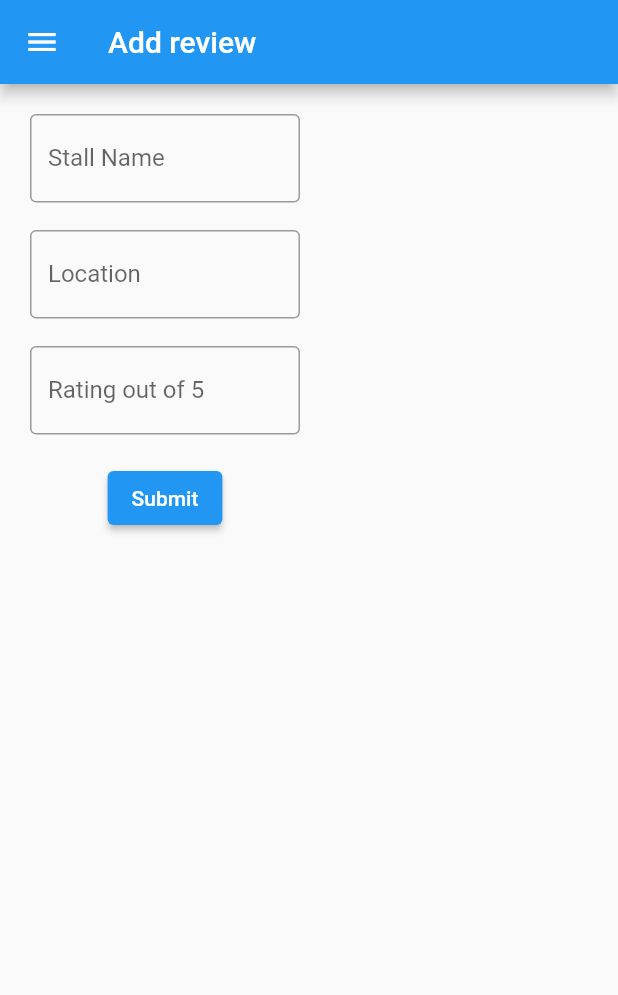
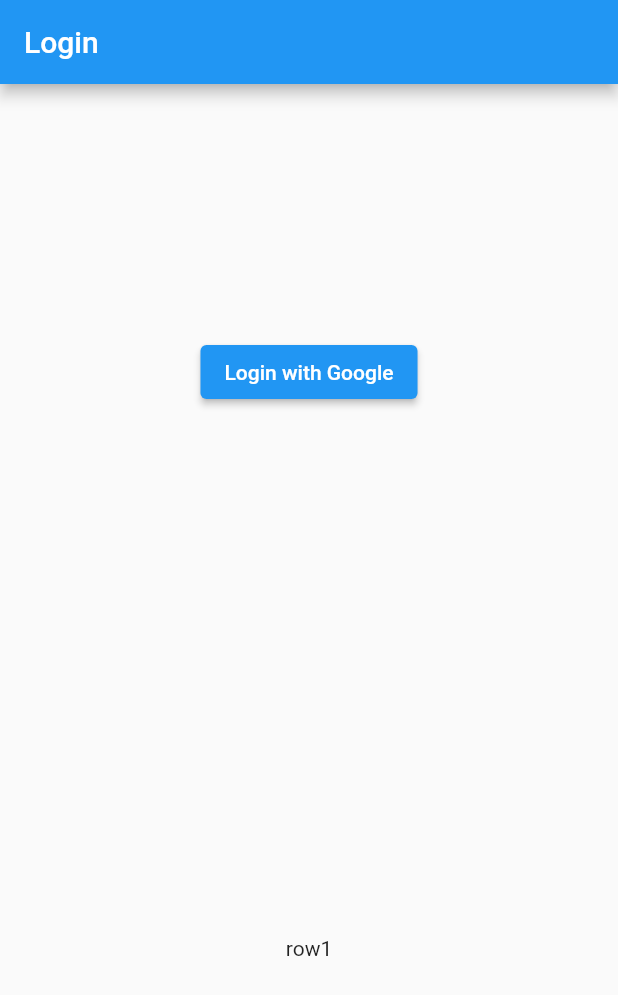
Before and after one commit to zsiggg/MapFood, a Flutter app: the screen it shows after launch, on a phone screen of 412 x 824 dp. Shown: the top 995 px of the screen. Run offline on Flutter 3.47's test engine with Material 2 defaults, Android fonts, the phone set to English and light mode, and no system bars; our stand-ins replace firebase_auth, firebase_core, google_maps_flutter, google_sign_in; accounts and stored records are empty.

Commit message:
feat: login to google
if user is not logged in, show login in page with button to login with google
if logged in, show homepage immediately
once logged out, show login page again

```diff
--- /dev/null
+++ b/lib/auth/login_screen.dart
@@ -0,0 +1,49 @@
+import 'package:firebase_auth/firebase_auth.dart';
+import 'package:flutter/material.dart';
+import 'package:flutter/src/foundation/key.dart';
+import 'package:flutter/src/widgets/framework.dart';
+import 'package:myapp/auth/auth.dart';
+
+class LoginScreen extends StatelessWidget {
+  const LoginScreen({Key? key}) : super(key: key);
+
+  Widget inputField() {
+    return const TextField();
+  }
+
+  @override
+  Widget build(BuildContext context) {
+    return Scaffold(
+      appBar: AppBar(
+        title: const Text("Login"),
+      ),
+      body: Container(
+        alignment: Alignment.center,
+        child: Column(
+          mainAxisAlignment: MainAxisAlignment.center,
+          children: [
+            Flexible(
+              flex: 1,
+              child: Container(
+                alignment: Alignment.center,
+                child: ElevatedButton(
+                  child: const Text('Login with Google'),
+                  onPressed: () async {
+                    await Auth().signInWithGoogle();
+                  },
+                ),
+              ),
+            ),
+            Flexible(
+              flex: 1,
+              child: Container(
+                alignment: Alignment.center,
+                child: const Text('row1'),
+              ),
+            ),
+          ],
+        ),
+      ),
+    );
+  }
+}
--- /dev/null
+++ b/lib/home.dart
@@ -0,0 +1,33 @@
+import 'package:firebase_auth/firebase_auth.dart';
+import 'package:flutter/material.dart';
+import 'package:myapp/add/add_screen.dart';
+import 'package:myapp/app_drawer.dart';
+import 'package:myapp/list/list_screen.dart';
+import 'package:myapp/map/map_screen.dart';
+import 'package:firebase_core/firebase_core.dart';
+import 'firebase_options.dart';
+import 'package:myapp/auth/auth.dart';
+
+class Home extends StatefulWidget {
+  const Home({Key? key}) : super(key: key);
+
+  @override
+  State<Home> createState() => _HomeState();
+}
+
+class _HomeState extends State<Home> {
+  @override
+  Widget build(BuildContext context) {
+    return MaterialApp(
+        title: "MapFood",
+        home: Scaffold(
+          appBar: AppBar(title: const Text("MapFood")),
+          drawer: const AppDrawer(),
+        ),
+        routes: {
+          '/add': (context) => const AddScreen(),
+          '/list': (context) => const ListScreen(),
+          '/map': (context) => MapSample(),
+        });
+  }
+}
--- a/lib/main.dart
+++ b/lib/main.dart
@@ -2,18 +2,20 @@ import 'package:firebase_auth/firebase_auth.dart';
 import 'package:flutter/material.dart';
 import 'package:myapp/add/add_screen.dart';
 import 'package:myapp/app_drawer.dart';
+import 'package:myapp/auth/login_screen.dart';
 import 'package:myapp/list/list_screen.dart';
 import 'package:myapp/map/map_screen.dart';
 import 'package:firebase_core/firebase_core.dart';
+import 'package:myapp/widget_tree.dart';
 import 'firebase_options.dart';
-import 'package:myapp/auth.dart';
+import 'package:myapp/auth/auth.dart';
+import 'package:myapp/home.dart';
 
 void main() async {
-  runApp(const MyApp());
   await Firebase.initializeApp(
     options: DefaultFirebaseOptions.currentPlatform,
   );
-  await Auth().signInWithGoogle();
+  runApp(const MyApp());
 }
 
 class MyApp extends StatefulWidget {
@@ -27,16 +29,13 @@ class _MyAppState extends State<MyApp> {
   @override
   Widget build(BuildContext context) {
     return MaterialApp(
-        title: "MapFood",
-        home: Scaffold(
-          appBar: AppBar(title: const Text("MapFood")),
-          drawer: const AppDrawer(),
-        ),
-        initialRoute: '/add',
-        routes: {
-          '/add': (context) => const AddScreen(),
-          '/list': (context) => const ListScreen(),
-          '/map': (context) => MapSample(),
-        });
+      title: "MapFood",
+      home: const WidgetTree(),
+      routes: {
+        '/add': (context) => const AddScreen(),
+        '/list': (context) => const ListScreen(),
+        '/map': (context) => MapSample(),
+      },
+    );
   }
 }
--- /dev/null
+++ b/lib/widget_tree.dart
@@ -0,0 +1,27 @@
+import 'package:flutter/material.dart';
+import 'package:myapp/auth/auth.dart';
+import 'package:myapp/auth/login_screen.dart';
+import 'package:myapp/home.dart';
+
+class WidgetTree extends StatefulWidget {
+  const WidgetTree({Key? key}) : super(key: key);
+
+  @override
+  State<WidgetTree> createState() => _WidgetTree();
+}
+
+class _WidgetTree extends State<WidgetTree> {
+  @override
+  Widget build(BuildContext context) {
+    return StreamBuilder(
+      stream: Auth().authStateChanges,
+      builder: (context, snapshot) {
+        if (snapshot.hasData) {
+          return const Home();
+        } else {
+          return const LoginScreen();
+        }
+      },
+    );
+  }
+}
```
Also changed, not shown: lib/auth/auth.dart (renamed from lib/auth.dart).
